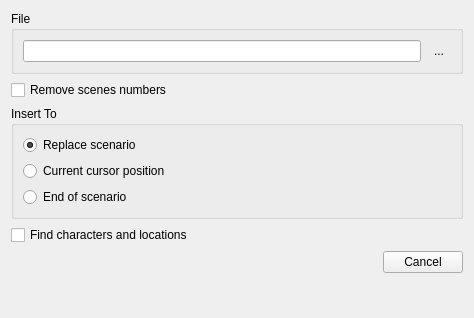
Before: the Qt Designer form src/bin/Scenarist/UserInterfaceLayer/Import/ImportDialog.ui in dimkanovikov/KITScenarist, drawn with Qt 5.
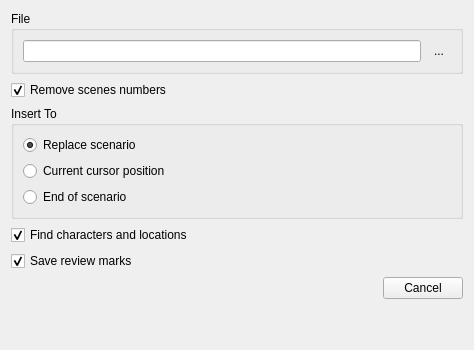
After: the same form once the commit is applied. Icons and pictures are not drawn. Custom widgets are drawn as their Qt base class.

Commit message:
Added option to skip reviews when import scenario
+ add big text edit for review comments and reply
+ edit comment by double click in reviews panel

What changed in the file:
```diff
--- a/src/bin/Scenarist/UserInterfaceLayer/Import/ImportDialog.ui
+++ b/src/bin/Scenarist/UserInterfaceLayer/Import/ImportDialog.ui
@@ -7,7 +7,7 @@
     <x>0</x>
     <y>0</y>
     <width>474</width>
-    <height>318</height>
+    <height>350</height>
    </rect>
   </property>
   <property name="minimumSize">
@@ -70,6 +70,9 @@
      <property name="text">
       <string>Remove scenes numbers</string>
      </property>
+     <property name="checked">
+      <bool>true</bool>
+     </property>
     </widget>
    </item>
    <item row="2" column="0" colspan="2">
@@ -110,15 +113,28 @@
      <property name="text">
       <string>Find characters and locations</string>
      </property>
+     <property name="checked">
+      <bool>true</bool>
+     </property>
     </widget>
    </item>
-   <item row="4" column="1">
+   <item row="5" column="0" colspan="2">
     <widget class="QDialogButtonBox" name="buttons">
      <property name="standardButtons">
       <set>QDialogButtonBox::Cancel</set>
      </property>
     </widget>
    </item>
+   <item row="4" column="0" colspan="2">
+    <widget class="QCheckBox" name="saveReviewMarks">
+     <property name="text">
+      <string>Save review marks</string>
+     </property>
+     <property name="checked">
+      <bool>true</bool>
+     </property>
+    </widget>
+   </item>
   </layout>
  </widget>
  <customwidgets>
```
The commit also changes 9 other files.
